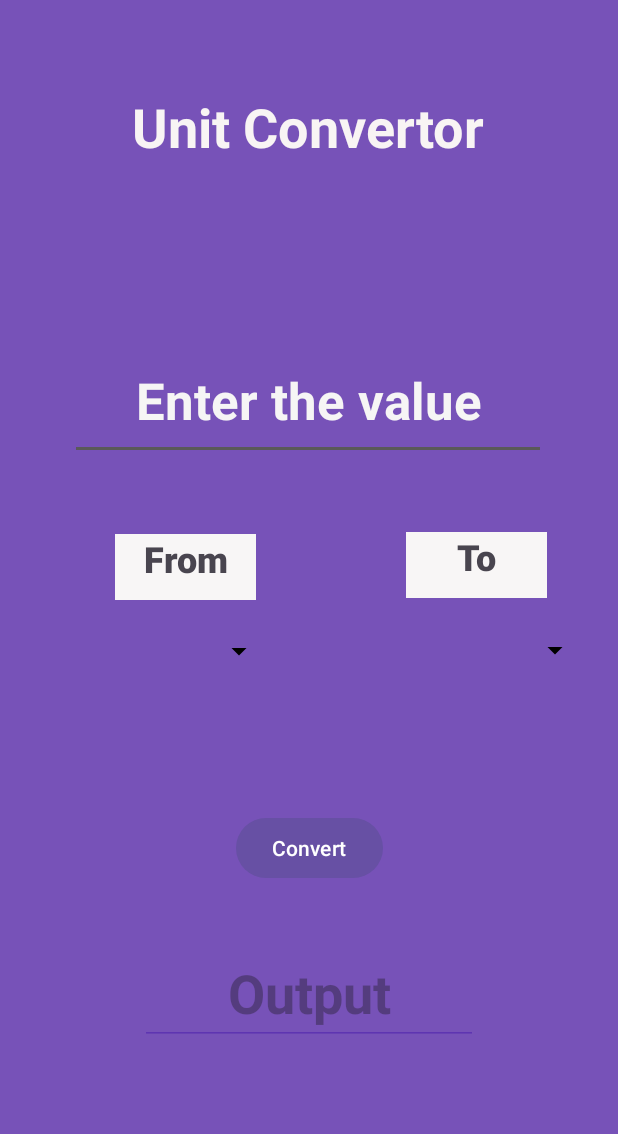
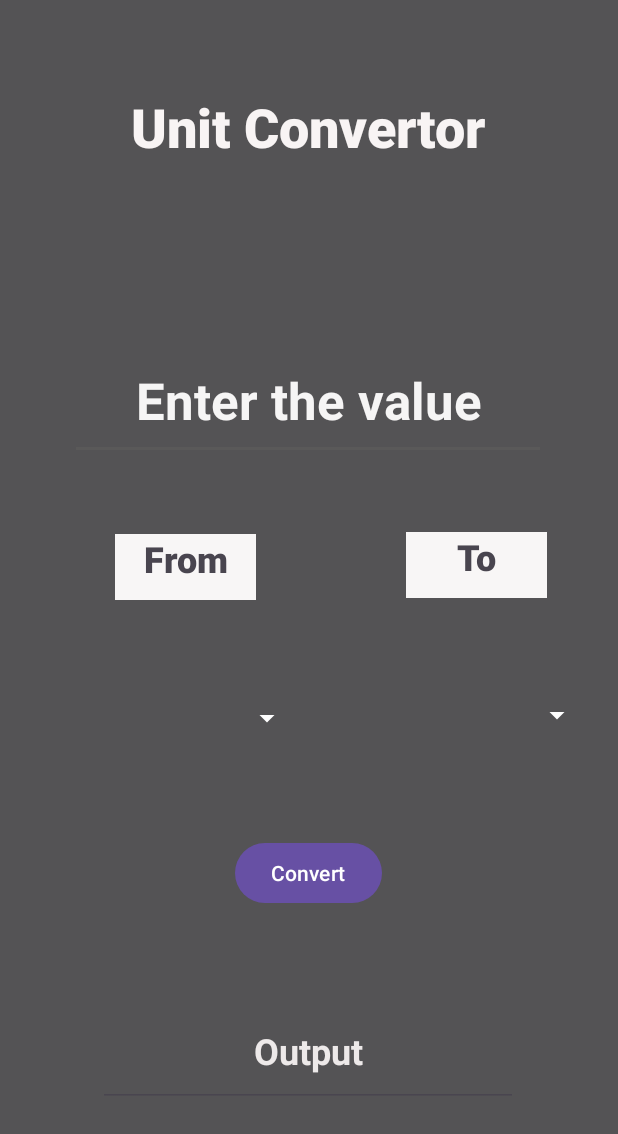
Before and after one commit to Aditya-en/calcMaster, an Android app: the layout activity_converter.xml on its own in the app's theme, with its tools: preview values and no code run, on a phone screen of 412 x 824 dp. Shown: the top 1134 px of the screen. Run offline under Robolectric (Android 15) with nearby library versions, the phone set to English and light mode, and no system bars.

Commit message:
Added more logics of conversion

```diff
--- a/app/src/main/res/layout/activity_converter.xml
+++ b/app/src/main/res/layout/activity_converter.xml
@@ -4,8 +4,8 @@
     xmlns:tools="http://schemas.android.com/tools"
     android:layout_width="match_parent"
     android:layout_height="match_parent"
-    android:background="#7752B8"
-    tools:context=".Converter"
+    android:background="#545355"
+    tools:context="MainActivity"
     tools:layout_editor_absoluteY="25dp">
 
     <TextView
@@ -13,6 +13,7 @@
         android:layout_width="281dp"
         android:layout_height="61dp"
         android:text="Unit Convertor"
+        android:fontFamily="sans-serif-black"
         android:textAlignment="center"
         android:textColor="#F8F4F4"
         android:textColorHighlight="#F8F5F5"
@@ -47,62 +48,52 @@
         app:layout_constraintTop_toTopOf="parent"
         app:layout_constraintVertical_bias="0.305" />
 
+
     <Button
         android:id="@+id/convertButton"
         android:layout_width="wrap_content"
         android:layout_height="wrap_content"
+        android:layout_marginTop="16dp"
+        android:layout_marginBottom="16dp"
         android:text="Convert"
+        android:textColorHighlight="#545355"
+        android:textColorLink="#8E8686"
+        app:layout_constraintBottom_toBottomOf="parent"
+        app:layout_constraintEnd_toEndOf="parent"
+        app:layout_constraintHorizontal_bias="0.498"
+        app:layout_constraintStart_toStartOf="parent"
         app:layout_constraintTop_toBottomOf="@+id/editTextNumberDecimal"
+        app:layout_constraintVertical_bias="0.538" />
+
+    <Spinner
+        android:id="@+id/spinner"
+        android:layout_width="151dp"
+        android:layout_height="74dp"
+        android:layout_margin="10dp"
+        android:backgroundTint="@color/white"
+        android:backgroundTintMode="multiply"
+        android:dropDownSelector="@color/black"
+        android:textAlignment="center"
+        app:layout_constraintBottom_toBottomOf="parent"
+        app:layout_constraintEnd_toEndOf="parent"
+        app:layout_constraintHorizontal_bias="0.17"
         app:layout_constraintStart_toStartOf="parent"
-        app:layout_constraintEnd_toEndOf="parent"
-        app:layout_constraintBottom_toBottomOf="parent"
-        android:layout_marginTop="16dp"
-        android:layout_marginBottom="16dp" />
+        app:layout_constraintTop_toTopOf="parent"
+        app:layout_constraintVertical_bias="0.592" />
 
 
     <Spinner
-        android:id="@+id/spinner"
-        android:dropDownSelector="@color/black"
-        android:backgroundTint="@color/black"
-        android:layout_width="136dp"
-        android:layout_height="60dp"
-        android:layout_margin="10dp"
-        android:backgroundTintMode="multiply"
+        android:id="@+id/spinner2"
+        android:layout_width="147dp"
+        android:layout_height="71dp"
+        android:backgroundTint="@color/white"
+        android:textAlignment="center"
         app:layout_constraintBottom_toBottomOf="parent"
         app:layout_constraintEnd_toEndOf="parent"
-        app:layout_constraintHorizontal_bias="0.145"
+        app:layout_constraintHorizontal_bias="0.937"
         app:layout_constraintStart_toStartOf="parent"
         app:layout_constraintTop_toTopOf="parent"
-        app:layout_constraintVertical_bias="0.53"/>
-    <Spinner
-        android:id="@+id/spinner2"
-        android:layout_width="139dp"
-        android:layout_height="61dp"
-        android:backgroundTint="@color/black"
-        app:layout_constraintBottom_toBottomOf="parent"
-        app:layout_constraintEnd_toEndOf="parent"
-        app:layout_constraintHorizontal_bias="0.935"
-        app:layout_constraintStart_toStartOf="parent"
-        app:layout_constraintTop_toTopOf="parent"
-        app:layout_constraintVertical_bias="0.528" />
-
-    <EditText
-        android:id="@+id/editTextText2"
-        android:layout_width="225dp"
-        android:layout_height="63dp"
-        android:backgroundTint="#5E35B1"
-        android:hint="Output"
-        android:textAlignment="center"
-        android:textColor="#F3EFEF"
-        android:textColorHighlight="#F4EFEF"
-        android:textColorLink="#F1EFEF"
-        android:textSize="36sp"
-        android:textStyle="bold"
-        app:layout_constraintBottom_toBottomOf="parent"
-        app:layout_constraintEnd_toEndOf="parent"
-        app:layout_constraintStart_toStartOf="parent"
-        app:layout_constraintTop_toTopOf="parent"
-        app:layout_constraintVertical_bias="0.833" />
+        app:layout_constraintVertical_bias="0.586" />
 
     <TextView
         android:id="@+id/textView3"
@@ -138,6 +129,25 @@
         app:layout_constraintTop_toTopOf="parent"
         app:layout_constraintVertical_bias="0.455" />
 
+    <EditText
+        android:id="@+id/editTextText2"
+        android:layout_width="280dp"
+        android:layout_height="74dp"
+        android:ems="10"
+        android:hint="Output"
+        android:inputType="text"
+        android:textAlignment="center"
+        android:textColor="#FAF6F6"
+        android:textColorHighlight="#F3EFEF"
+        android:textColorHint="#EDE9E9"
+        android:textSize="24dp"
+        android:textStyle="bold"
+        app:layout_constraintBottom_toBottomOf="parent"
+        app:layout_constraintEnd_toEndOf="parent"
+        app:layout_constraintHorizontal_bias="0.497"
+        app:layout_constraintStart_toStartOf="parent"
+        app:layout_constraintTop_toTopOf="parent"
+        app:layout_constraintVertical_bias="0.885" />
 
 
 </androidx.constraintlayout.widget.ConstraintLayout>
```
Also changed, not shown: app/src/main/java/com/example/calc/Converter.java (+86 -0 lines).
